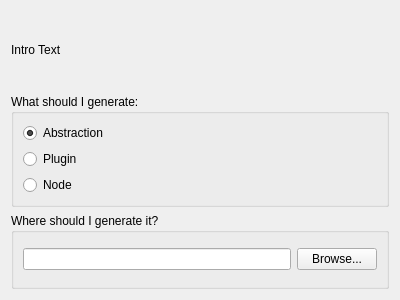
First picture: the form in introPage.ui, repository NicolasSchnitzler/wizard, before the edit.
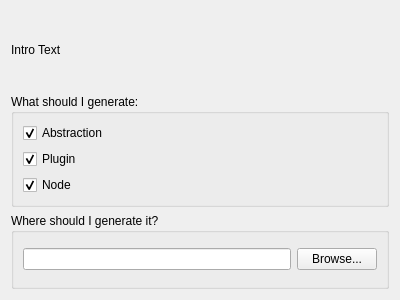
Second picture: the form after the edit.

```diff
--- a/introPage.ui
+++ b/introPage.ui
@@ -28,7 +28,7 @@
      </property>
      <layout class="QVBoxLayout" name="verticalLayout_2">
       <item>
-       <widget class="QRadioButton" name="m_abstraction">
+       <widget class="QCheckBox" name="m_abstraction">
         <property name="text">
          <string>Abstraction</string>
         </property>
@@ -38,17 +38,23 @@
        </widget>
       </item>
       <item>
-       <widget class="QRadioButton" name="m_plugin">
+       <widget class="QCheckBox" name="m_plugin">
         <property name="text">
          <string>Plugin</string>
         </property>
+        <property name="checked">
+         <bool>true</bool>
+        </property>
        </widget>
       </item>
       <item>
-       <widget class="QRadioButton" name="m_node">
+       <widget class="QCheckBox" name="m_node">
         <property name="text">
          <string>Node</string>
         </property>
+        <property name="checked">
+         <bool>true</bool>
+        </property>
        </widget>
       </item>
      </layout>
```
